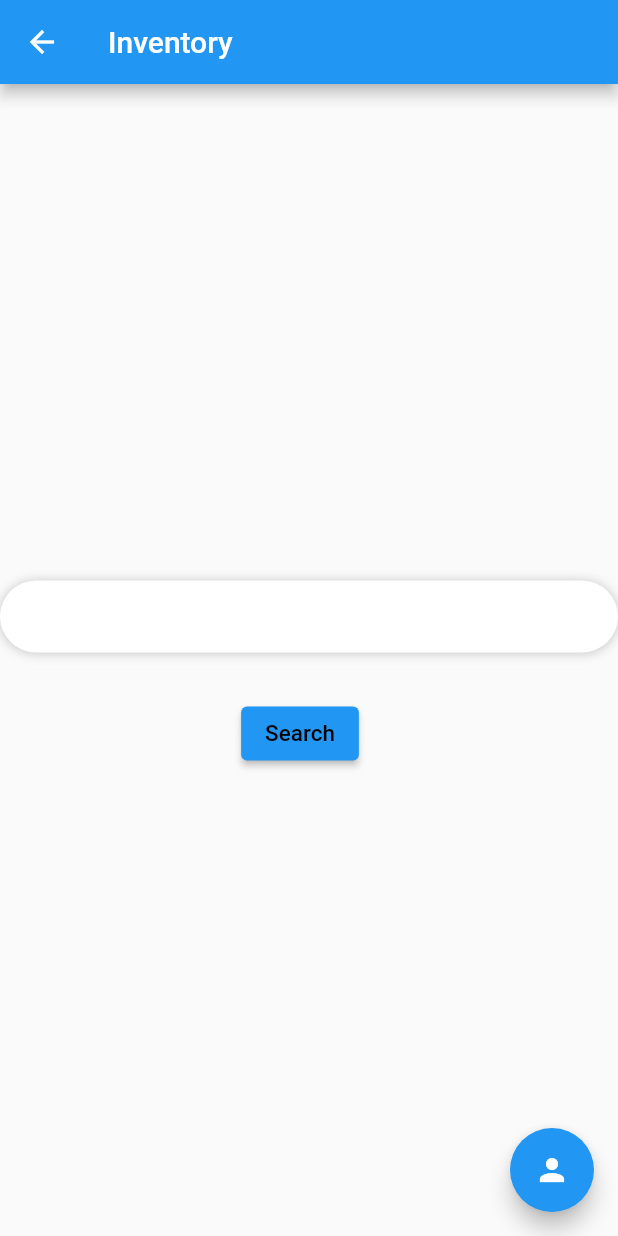
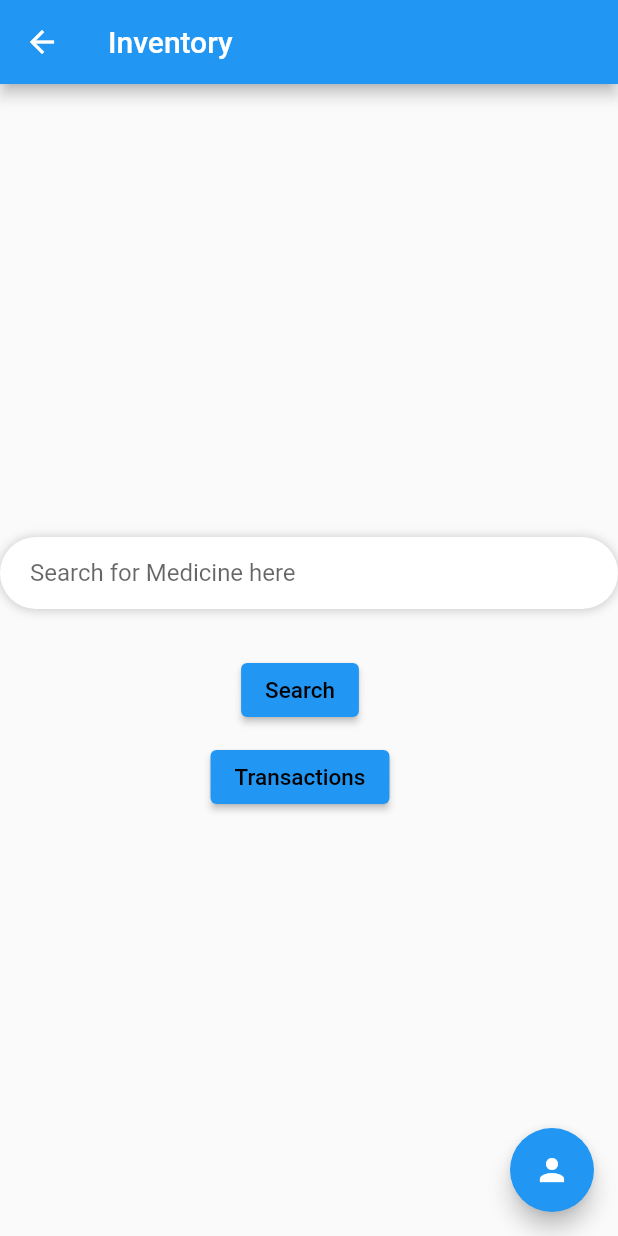
Before and after one commit to mananmehta3/Pharmacy-Management-System, a Flutter app: the SearchView screen opened directly, on a phone screen of 412 x 824 dp. Run offline on Flutter 3.47's test engine with Material 2 defaults, Android fonts, the phone set to English and light mode, and no system bars; our stand-ins replace firebase_auth, firebase_core; accounts and stored records are empty; Roboto replaces fonts that are missing (arial).

Commit message:
Added Transaction View

```diff
--- a/lib/views/search_view.dart
+++ b/lib/views/search_view.dart
@@ -1,4 +1,5 @@
 import 'package:flutter/material.dart';
+import 'package:learningdart/views/transactions_view.dart';
 import 'employee_information_view.dart';
 
 class SearchView extends StatefulWidget {
@@ -39,6 +40,7 @@ class _SearchViewState extends State<SearchView> {
                   child: TextField(
                     cursorColor: Theme.of(context).primaryColor,
                     decoration: const InputDecoration(
+                      hintText: 'Search for Medicine here',
                       border: InputBorder.none,
                       contentPadding: EdgeInsets.symmetric(
                           horizontal: 12.0, vertical: 13.0),
@@ -70,6 +72,30 @@ class _SearchViewState extends State<SearchView> {
                 ),
               ],
             )),
+            Flexible(
+                child: Row(
+              mainAxisAlignment: MainAxisAlignment.center,
+              children: <Widget>[
+                Padding(
+                  padding: const EdgeInsets.only(right: 12.0, top: 10),
+                  child: ElevatedButton(
+                    onPressed: () async {
+                      Navigator.push(
+                          context,
+                          MaterialPageRoute(
+                              builder: (context) => const TransactionView()));
+                    },
+                    child: const Text(
+                      "Transactions",
+                      style: TextStyle(
+                          fontSize: 15.0,
+                          color: Colors.black,
+                          fontFamily: 'arial'),
+                    ),
+                  ),
+                ),
+              ],
+            ))
           ],
         ),
         floatingActionButton: FloatingActionButton(
```
Also changed, not shown: lib/views/transactions_view.dart (added, +10 -0 lines).
